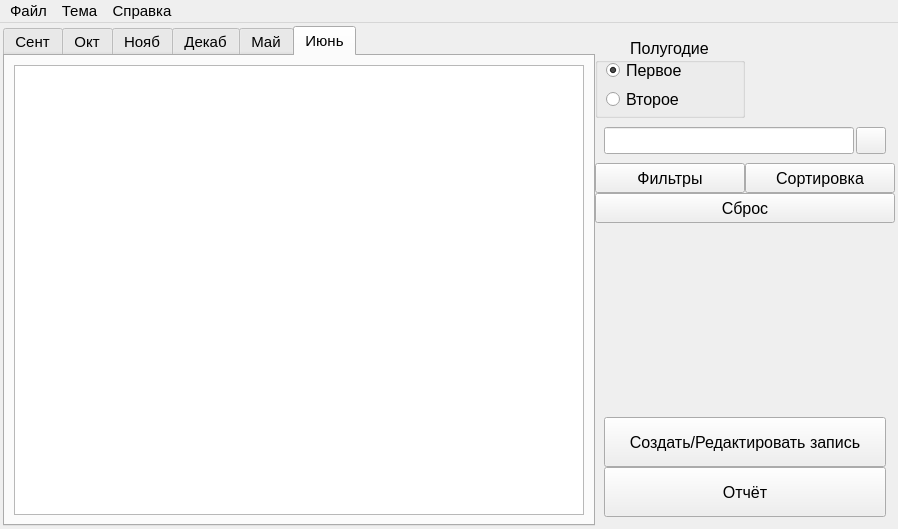
This is ui/mainWindow.ui in Cy-Nec/hour_track as Qt 5 draws it before an edit. The edited form follows.
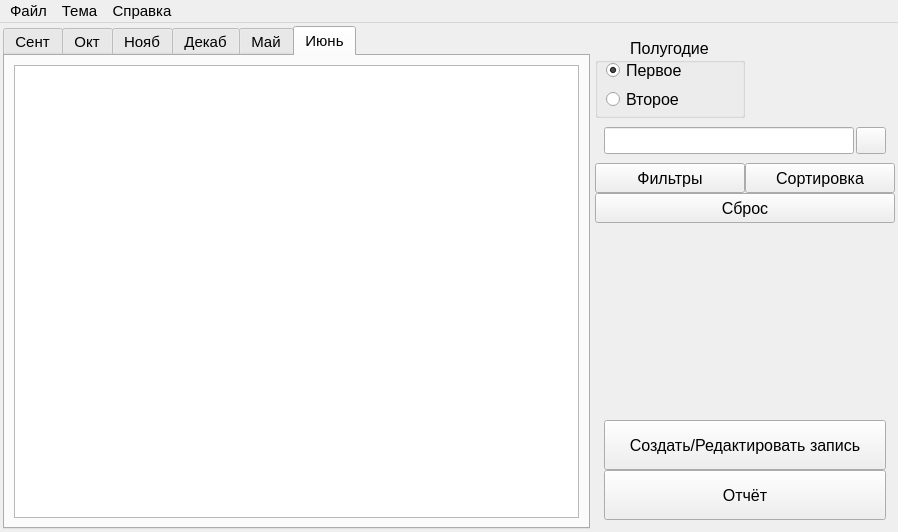
This is the edited form.

Commit message: Доделал update для рабочих дней. Сервисы полностью готовы. Немного изменён интерфейс, добавлен конфиг и его работа с темами

```diff
--- a/ui/mainWindow.ui
+++ b/ui/mainWindow.ui
@@ -7,7 +7,7 @@
     <x>0</x>
     <y>0</y>
     <width>898</width>
-    <height>527</height>
+    <height>532</height>
    </rect>
   </property>
   <property name="font">
@@ -38,7 +38,10 @@
     <property name="bottomMargin">
      <number>3</number>
     </property>
-    <property name="spacing">
+    <property name="horizontalSpacing">
+     <number>5</number>
+    </property>
+    <property name="verticalSpacing">
      <number>0</number>
     </property>
     <item row="0" column="2">
```
Left out of the diff: 2 changed lines with no effect on the pictures. The commit also changes 6 other files.
